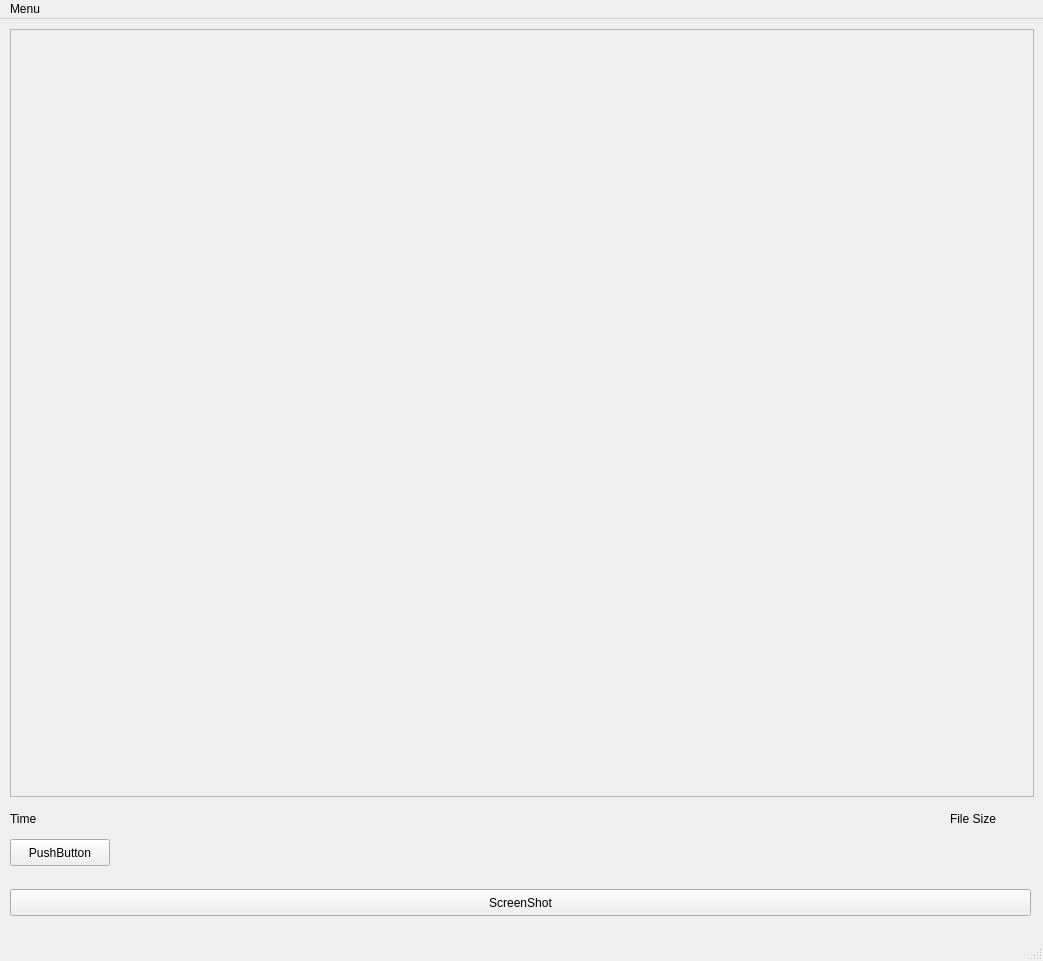
TNTechnologies/VideoLoggerPublic, file Main_ui.ui: the form before one commit.
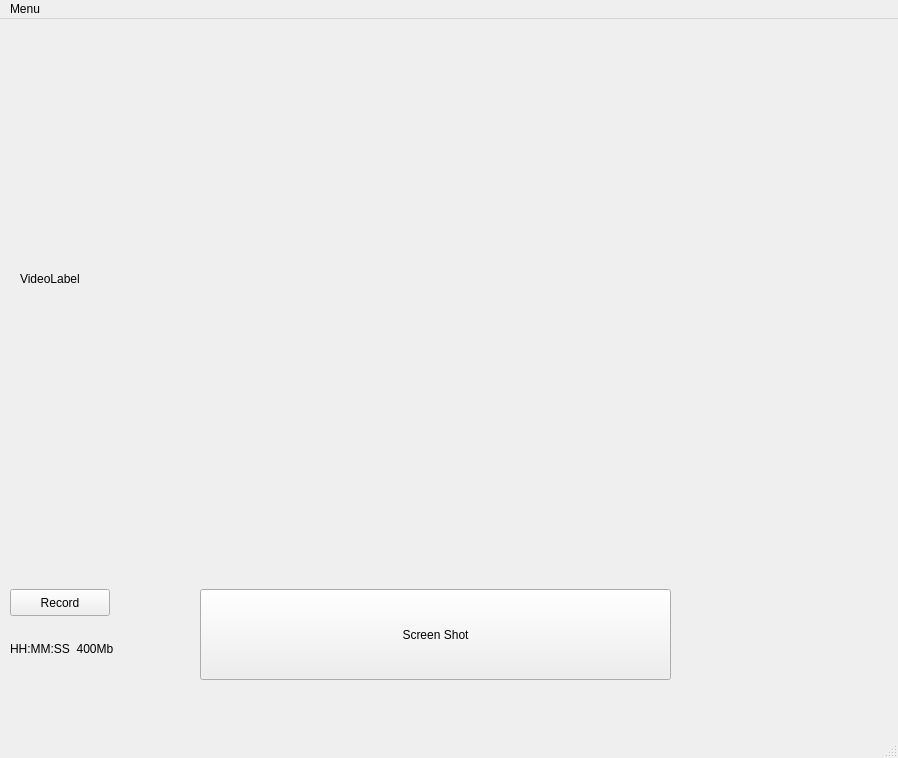
The form after the commit.

```diff
--- a/Main_ui.ui
+++ b/Main_ui.ui
@@ -6,69 +6,14 @@
    <rect>
     <x>0</x>
     <y>0</y>
-    <width>1043</width>
-    <height>961</height>
+    <width>898</width>
+    <height>758</height>
    </rect>
   </property>
   <property name="windowTitle">
    <string>MainWindow</string>
   </property>
   <widget class="QWidget" name="centralwidget">
-   <widget class="QFrame" name="frame">
-    <property name="geometry">
-     <rect>
-      <x>10</x>
-      <y>10</y>
-      <width>1024</width>
-      <height>768</height>
-     </rect>
-    </property>
-    <property name="frameShape">
-     <enum>QFrame::StyledPanel</enum>
-    </property>
-    <property name="frameShadow">
-     <enum>QFrame::Raised</enum>
-    </property>
-   </widget>
-   <widget class="QLabel" name="label">
-    <property name="geometry">
-     <rect>
-      <x>10</x>
-      <y>790</y>
-      <width>79</width>
-      <height>19</height>
-     </rect>
-    </property>
-    <property name="text">
-     <string>Time</string>
-    </property>
-   </widget>
-   <widget class="QLabel" name="label_2">
-    <property name="geometry">
-     <rect>
-      <x>950</x>
-      <y>790</y>
-      <width>79</width>
-      <height>19</height>
-     </rect>
-    </property>
-    <property name="text">
-     <string>File Size</string>
-    </property>
-   </widget>
-   <widget class="QPushButton" name="pushButton">
-    <property name="geometry">
-     <rect>
-      <x>10</x>
-      <y>820</y>
-      <width>100</width>
-      <height>27</height>
-     </rect>
-    </property>
-    <property name="text">
-     <string>PushButton</string>
-    </property>
-   </widget>
    <widget class="QPushButton" name="pushButton_2">
     <property name="geometry">
      <rect>
@@ -82,13 +27,68 @@
      <string>ScreenShot</string>
     </property>
    </widget>
+   <widget class="QLabel" name="label">
+    <property name="geometry">
+     <rect>
+      <x>20</x>
+      <y>20</y>
+      <width>858</width>
+      <height>480</height>
+     </rect>
+    </property>
+    <property name="text">
+     <string>VideoLabel</string>
+    </property>
+    <property name="scaledContents">
+     <bool>true</bool>
+    </property>
+   </widget>
+   <widget class="QPushButton" name="pushButton">
+    <property name="geometry">
+     <rect>
+      <x>10</x>
+      <y>570</y>
+      <width>100</width>
+      <height>27</height>
+     </rect>
+    </property>
+    <property name="text">
+     <string>Record</string>
+    </property>
+   </widget>
+   <widget class="QPushButton" name="pushButton_3">
+    <property name="geometry">
+     <rect>
+      <x>200</x>
+      <y>570</y>
+      <width>471</width>
+      <height>91</height>
+     </rect>
+    </property>
+    <property name="text">
+     <string>Screen Shot</string>
+    </property>
+   </widget>
+   <widget class="QLabel" name="label_2">
+    <property name="geometry">
+     <rect>
+      <x>10</x>
+      <y>620</y>
+      <width>161</width>
+      <height>19</height>
+     </rect>
+    </property>
+    <property name="text">
+     <string>HH:MM:SS  400Mb</string>
+    </property>
+   </widget>
   </widget>
   <widget class="QMenuBar" name="menubar">
    <property name="geometry">
     <rect>
      <x>0</x>
      <y>0</y>
-     <width>1043</width>
+     <width>898</width>
      <height>24</height>
     </rect>
    </property>
```
Left out of the diff: 7 changed lines with no effect on the pictures.
